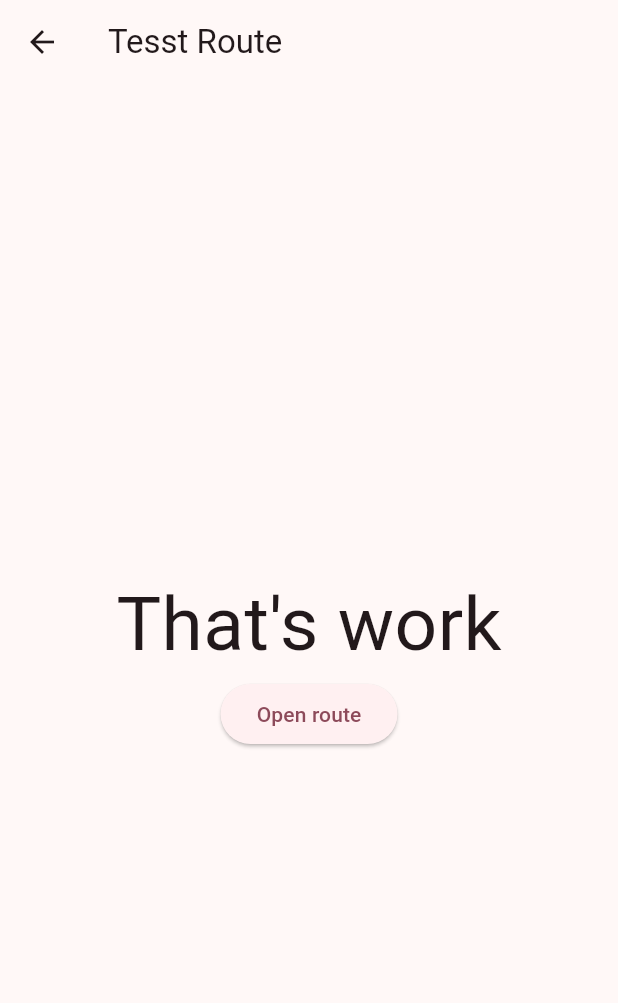
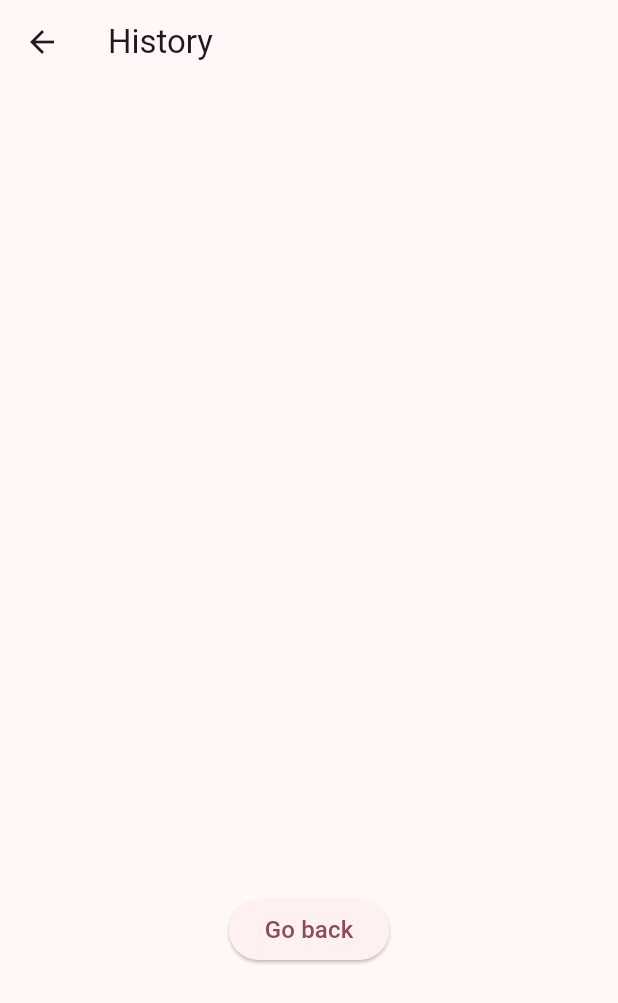
Before and after one commit to chinymue/emolog, a Flutter app: the screen it shows after launch, after a tap on "History", on a phone screen of 412 x 824 dp. Shown: the top 1003 px of the screen. Run offline on Flutter 3.47's test engine with Material 3 defaults, Android fonts, the light colour scheme and no system bars.

Commit message:
add navigate via named route

```diff
--- a/lib/main.dart
+++ b/lib/main.dart
@@ -28,7 +28,11 @@ class MyApp extends StatelessWidget {
       theme: ThemeData(
         colorScheme: ColorScheme.fromSeed(seedColor: Colors.pinkAccent),
       ),
-      home: MyHomePage(),
+      initialRoute: '/',
+      routes: {
+        '/': (context) => MyHomePage(),
+        '/logs': (context) => HistoryLogPage(),
+      },
     );
   }
 }
@@ -48,17 +52,7 @@ class MyHomePage extends StatelessWidget {
         child: Center(
           child: Column(
             mainAxisAlignment: MainAxisAlignment.center,
-            children: [
-              EmologForm(storage: FormLogStorage()),
-              SizedBox(height: 20),
-              ElevatedButton(
-                onPressed: () => Navigator.push(
-                  context,
-                  MaterialPageRoute(builder: (context) => HistoryLog()),
-                ),
-                child: const Text('History', style: TextStyle(fontSize: 16)),
-              ),
-            ],
+            children: [EmologForm(storage: FormLogStorage())],
           ),
         ), //
       ),
@@ -140,9 +134,9 @@ class _EmologFormState extends State<EmologForm> {
       await widget.storage.appendFormLog(log);
       if (!mounted) return;
       setState(() => _formLogList.add(log));
-      ScaffoldMessenger.of(
-        context,
-      ).showSnackBar(SnackBar(content: Text('$log has been recorded')));
+      ScaffoldMessenger.of(context)
+        ..removeCurrentSnackBar() // nếu gọi nhiều snackbar trong thời gian gần nhau
+        ..showSnackBar(SnackBar(content: Text('$log has been recorded')));
       _controller.clear();
     }
   }
@@ -165,6 +159,12 @@ class _EmologFormState extends State<EmologForm> {
           ElevatedButton(
             onPressed: _submitForm,
             child: const Text('Submit', style: TextStyle(fontSize: 16)),
+          ),
+          SizedBox(height: 20),
+          ElevatedButton(
+            onPressed: () =>
+                Navigator.pushNamed(context, '/logs', arguments: _formLogList),
+            child: const Text('History', style: TextStyle(fontSize: 16)),
           ),
         ],
       ),
@@ -208,11 +208,11 @@ class _MoodPickerState extends State<MoodPicker> {
   String _selectedMood = 'none';
 
   final Map<String, IconData> moods = {
+    'terrible': Icons.sentiment_very_dissatisfied,
+    'not good': Icons.sentiment_dissatisfied,
+    'chill': Icons.sentiment_neutral,
+    'good': Icons.sentiment_satisfied,
     'awesome': Icons.sentiment_very_satisfied,
-    'good': Icons.sentiment_satisfied,
-    'chill': Icons.sentiment_neutral,
-    'not good': Icons.sentiment_dissatisfied,
-    'terrible': Icons.sentiment_very_dissatisfied,
   };
 
   @override
@@ -271,22 +271,46 @@ class HelloLog extends StatelessWidget {
   }
 }
 
-class HistoryLog extends StatelessWidget {
+class HistoryLog {
+  final String note;
+  final String mood;
+  final String date;
+  const HistoryLog(this.note, this.mood, this.date);
+}
+
+class HistoryLogPage extends StatelessWidget {
+  const HistoryLogPage({super.key});
+
   @override
   Widget build(BuildContext context) {
+    final List<String> history =
+        ModalRoute.of(context)!.settings.arguments as List<String>;
     return Scaffold(
-      appBar: AppBar(title: const Text('Tesst Route')),
-      body: Center(
-        child: Column(
-          mainAxisAlignment: MainAxisAlignment.center,
-          children: [
-            Text('That\'s work', style: TextStyle(fontSize: 50)),
-            ElevatedButton(
-              onPressed: () => Navigator.pop(context),
-              child: const Text('Open route'),
+      appBar: AppBar(title: const Text('History')),
+      body: Column(
+        children: [
+          Padding(
+            padding: const EdgeInsets.all(10),
+            child: SizedBox(
+              height: 500,
+              child: ListView(
+                scrollDirection: Axis.vertical,
+                children: [
+                  for (var i in history)
+                    ListTile(
+                      leading: Icon(Icons.monitor_heart),
+                      title: Text(i),
+                    ),
+                ],
+              ),
             ),
-          ],
-        ),
+          ),
+          SizedBox(height: 20),
+          ElevatedButton(
+            onPressed: () => Navigator.pop(context),
+            child: const Text('Go back', style: TextStyle(fontSize: 16)),
+          ),
+        ],
       ),
     );
   }
```
Also changed, not shown: 10 other files.
